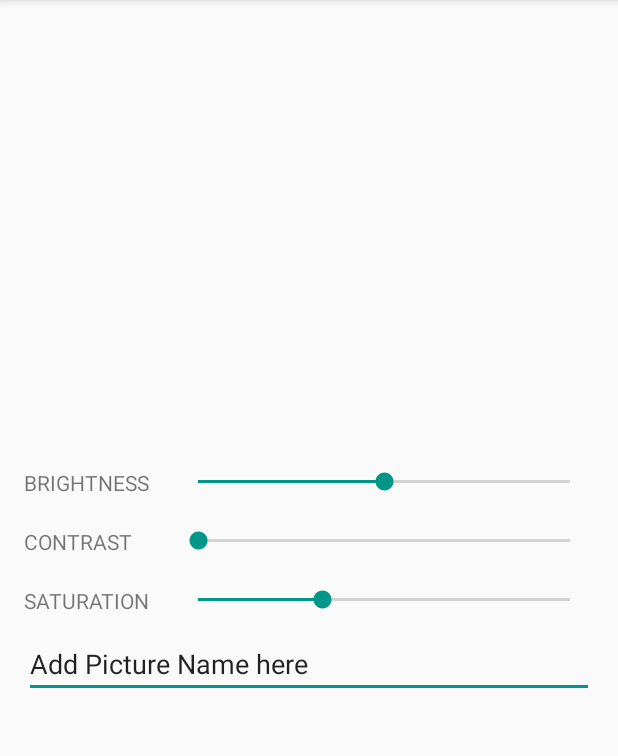
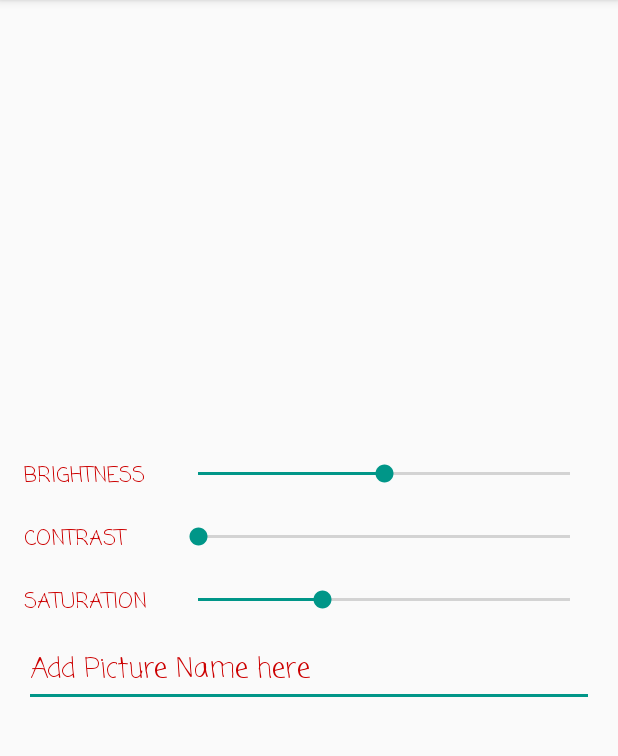
Before and after one commit to lucaswymann/WhymannSavic, an Android app: the fragment EditImageFragment shown on its own in the app's theme, on a phone screen of 412 x 824 dp, the part 84-840 px from its top. Run offline under Robolectric (Android 15) with nearby library versions, the phone set to English and light mode, and no system bars; our stand-ins replace ButterKnife.

Commit message:
coloredWithRegistry

```diff
--- a/InstagramFiltersRegistr/app/src/main/AndroidManifest.xml
+++ b/InstagramFiltersRegistr/app/src/main/AndroidManifest.xml
@@ -22,6 +22,7 @@
                 <category android:name="android.intent.category.LAUNCHER" />
             </intent-filter>
         </activity>
+
         <activity
             android:name=".MainActivity"
             android:label="@string/app_name"
--- a/InstagramFiltersRegistr/app/src/main/res/layout/activity_main.xml
+++ b/InstagramFiltersRegistr/app/src/main/res/layout/activity_main.xml
@@ -16,7 +16,7 @@
             android:id="@+id/toolbar"
             android:layout_width="match_parent"
             android:layout_height="?attr/actionBarSize"
-            android:background="@android:color/white"
+            android:background="@android:color/holo_red_dark"
             app:popupTheme="@style/AppTheme.PopupOverlay" />
 
     </android.support.design.widget.AppBarLayout>
--- a/InstagramFiltersRegistr/app/src/main/res/layout/content_main.xml
+++ b/InstagramFiltersRegistr/app/src/main/res/layout/content_main.xml
@@ -22,6 +22,7 @@
         android:layout_height="120dp"
         android:layout_above="@+id/tabs"
         android:layout_below="@+id/image_preview"
+        android:background="@android:color/holo_blue_dark"
         app:layout_behavior="@string/appbar_scrolling_view_behavior" />
 
     <android.support.design.widget.TabLayout
@@ -29,6 +30,7 @@
         android:layout_width="match_parent"
         android:layout_height="wrap_content"
         android:layout_alignParentBottom="true"
+        android:background="@android:color/holo_red_dark"
         app:tabGravity="fill"
         app:tabMode="fixed" />
 
--- a/InstagramFiltersRegistr/app/src/main/res/layout/fragment_edit_image.xml
+++ b/InstagramFiltersRegistr/app/src/main/res/layout/fragment_edit_image.xml
@@ -19,7 +19,10 @@
         <TextView
             android:layout_width="@dimen/lbl_edit_image_control"
             android:layout_height="wrap_content"
-            android:text="@string/lbl_brightness" />
+            android:fontFamily="casual"
+            android:text="@string/lbl_brightness"
+            android:textColor="@android:color/holo_red_dark" />
+
 
         <SeekBar
             android:id="@+id/seekbar_brightness"
@@ -39,7 +42,9 @@
         <TextView
             android:layout_width="@dimen/lbl_edit_image_control"
             android:layout_height="wrap_content"
-            android:text="@string/lbl_contrast" />
+            android:fontFamily="casual"
+            android:text="@string/lbl_contrast"
+            android:textColor="@android:color/holo_red_dark" />
 
         <SeekBar
             android:id="@+id/seekbar_contrast"
@@ -58,7 +63,9 @@
         <TextView
             android:layout_width="@dimen/lbl_edit_image_control"
             android:layout_height="wrap_content"
-            android:text="@string/lbl_saturation" />
+            android:fontFamily="casual"
+            android:text="@string/lbl_saturation"
+            android:textColor="@android:color/holo_red_dark" />
 
         <SeekBar
             android:id="@+id/seekbar_saturation"
@@ -72,7 +79,9 @@
         android:layout_width="match_parent"
         android:layout_height="wrap_content"
         android:ems="10"
+        android:fontFamily="casual"
         android:inputType="textPersonName"
-        android:text="Add Picture Name here" />
+        android:text="Add Picture Name here"
+        android:textColor="@android:color/holo_red_dark" />
 
 </LinearLayout>
--- a/InstagramFiltersRegistr/app/src/main/res/layout/fragment_filters_list.xml
+++ b/InstagramFiltersRegistr/app/src/main/res/layout/fragment_filters_list.xml
@@ -7,6 +7,7 @@
     <android.support.v7.widget.RecyclerView
         android:id="@+id/recycler_view"
         android:layout_gravity="center_vertical"
+        android:background="@android:color/holo_purple"
         android:layout_width="match_parent"
         android:layout_height="wrap_content"
         android:clipChildren="false"
--- a/InstagramFiltersRegistr/app/src/main/res/values/colors.xml
+++ b/InstagramFiltersRegistr/app/src/main/res/values/colors.xml
@@ -3,7 +3,7 @@
     <color name="colorPrimary">#3F51B5</color>
     <color name="colorPrimaryDark">#303F9F</color>
     <color name="colorAccent">#009688</color>
-    <color name="color_option_menu">#FF3990</color>
+    <color name="color_option_menu">#1d37af</color>
     <color name="filter_label_normal">#8A8889</color>
     <color name="filter_label_selected">#221F20</color>
 </resources>
```
